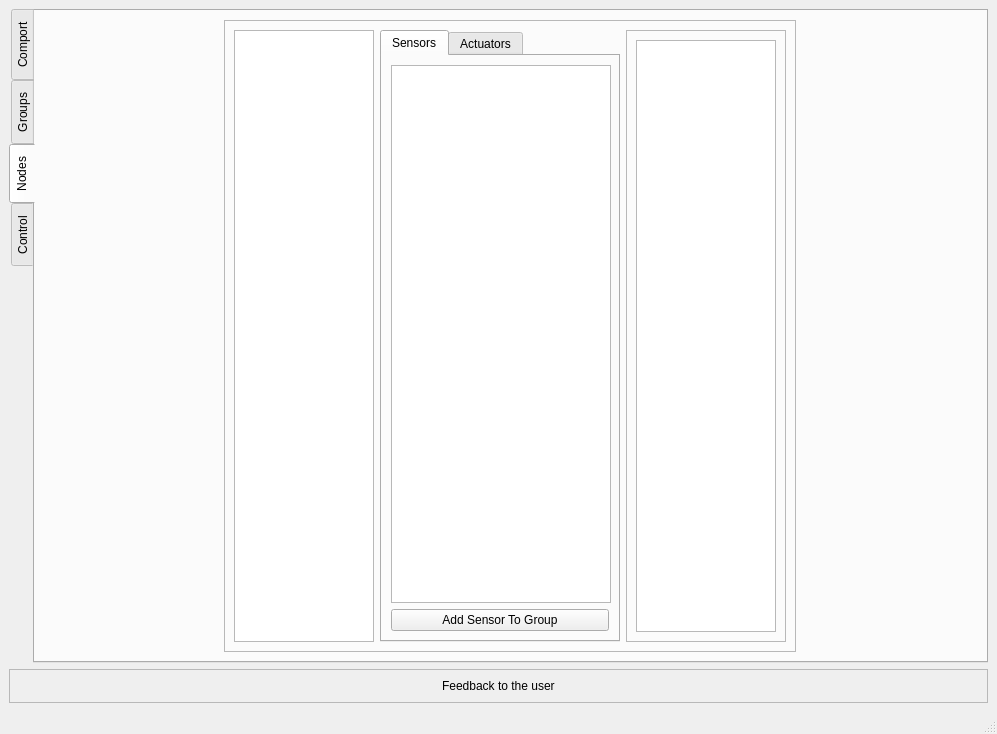
This is Gui/Test_Groups/mainwindow.ui in kasper201/Domotica-School as Qt 5 draws it before an edit. The edited form follows.
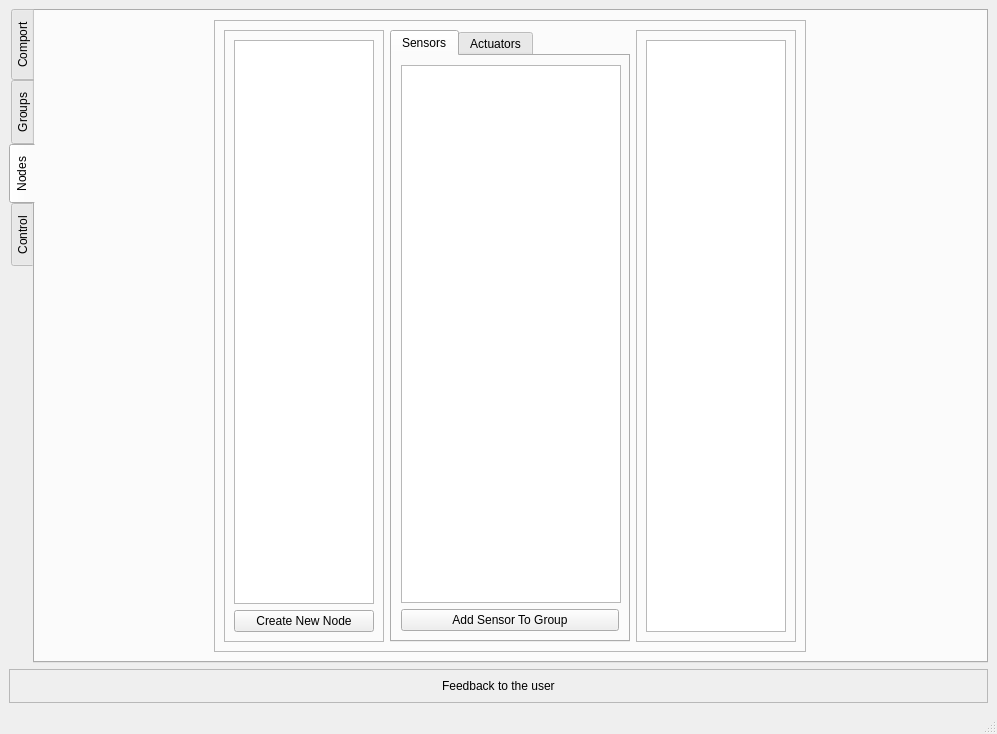
This is the edited form. The open tabs and pages were chosen to show the change.

```diff
--- a/Gui/Test_Groups/mainwindow.ui
+++ b/Gui/Test_Groups/mainwindow.ui
@@ -383,7 +383,7 @@
          <widget class="QFrame" name="frame_2">
           <property name="minimumSize">
            <size>
-            <width>572</width>
+            <width>592</width>
             <height>0</height>
            </size>
           </property>
@@ -400,7 +400,16 @@
            <enum>QFrame::Raised</enum>
           </property>
           <layout class="QHBoxLayout" name="horizontalLayout">
-           <item alignment="Qt::AlignLeft">
+           <item>
+            <widget class="QFrame" name="frame_11">
+             <property name="frameShape">
+              <enum>QFrame::StyledPanel</enum>
+             </property>
+             <property name="frameShadow">
+              <enum>QFrame::Raised</enum>
+             </property>
+             <layout class="QVBoxLayout" name="verticalLayout_15">
+              <item>
             <widget class="QListWidget" name="listWidget_Nodes">
              <property name="minimumSize">
               <size>
@@ -417,6 +426,16 @@
              <property name="cursor" stdset="0">
               <cursorShape>PointingHandCursor</cursorShape>
              </property>
+               </widget>
+              </item>
+              <item>
+               <widget class="QPushButton" name="pushButton_NewNode">
+                <property name="text">
+                 <string>Create New Node</string>
+                </property>
+               </widget>
+              </item>
+             </layout>
             </widget>
            </item>
            <item>
```
Left out of the diff: 2 changed lines with no effect on the pictures. Lines whose indentation alone changed are shown as unchanged.
